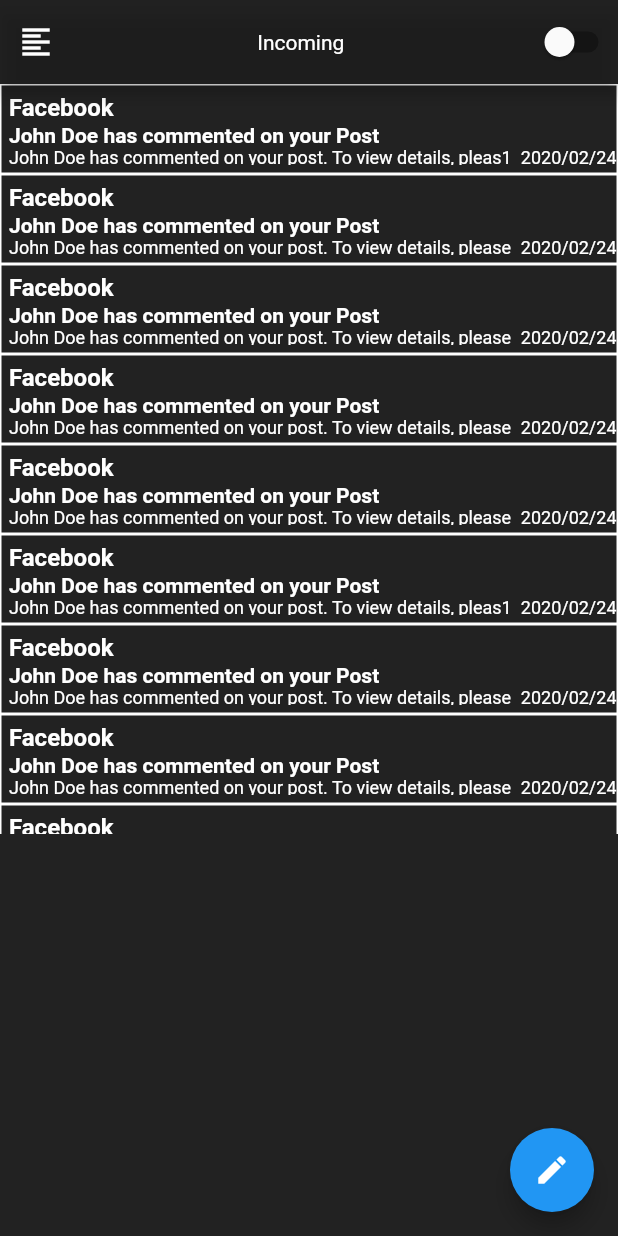
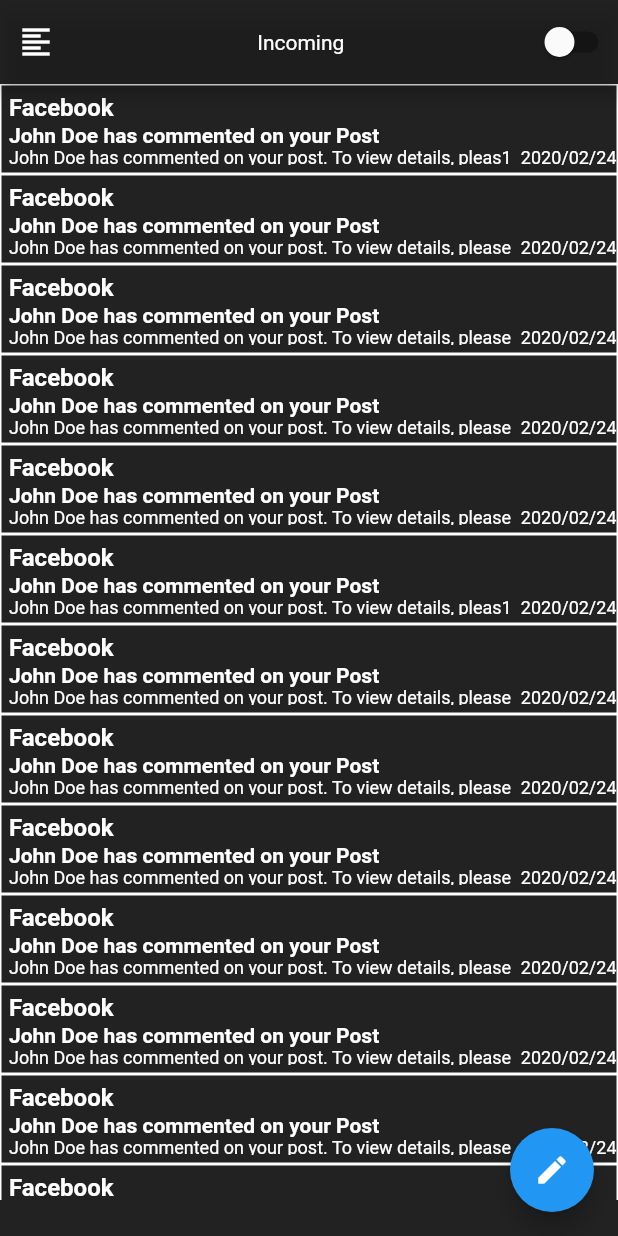
Before and after one commit to komnatadeveloper/mail_client_app, a Flutter app: the screen it shows after launch, on a phone screen of 412 x 824 dp. Run offline on Flutter 3.47's test engine with Material 2 defaults, Android fonts, the phone set to English and light mode, and no system bars.

Commit message:
Inbox Container now has a dynamic height. Additionally, MailItem is now in a dedicated file

```diff
--- a/lib/main.dart
+++ b/lib/main.dart
@@ -94,6 +94,24 @@ class _MyHomePageState extends State<MyHomePage> {
       emailTitle: 'John Doe has commented on your Post',
       emailBody: 'John Doe has commented on your post. To view details, please'
     ),
+    IncomingMailItem(
+      date: DateTime.now().subtract(Duration(hours: 7)),
+      senderName: 'Facebook',
+      emailTitle: 'John Doe has commented on your Post',
+      emailBody: 'John Doe has commented on your post. To view details, please'
+    ),
+    IncomingMailItem(
+      date: DateTime.now().subtract(Duration(hours: 7)),
+      senderName: 'Facebook',
+      emailTitle: 'John Doe has commented on your Post',
+      emailBody: 'John Doe has commented on your post. To view details, please'
+    ),
+    IncomingMailItem(
+      date: DateTime.now().subtract(Duration(hours: 7)),
+      senderName: 'Facebook',
+      emailTitle: 'John Doe has commented on your Post',
+      emailBody: 'John Doe has commented on your post. To view details, please'
+    ),
   ];
 
 
@@ -105,8 +123,7 @@ class _MyHomePageState extends State<MyHomePage> {
     // The Flutter framework has been optimized to make rerunning build methods
     // fast, so that you can just rebuild anything that needs updating rather
     // than having to individually change instances of widgets.
-    return Scaffold(
-      appBar: AppBar(
+    final varAppBar = AppBar(
         backgroundColor: Theme.of(context).backgroundColor,
         actions: <Widget> [
 
@@ -134,7 +151,11 @@ class _MyHomePageState extends State<MyHomePage> {
             ),
           ),
         ]
-      ),
+      );
+
+
+    return Scaffold(
+      appBar: varAppBar,
 
       body: Container(
         color: Theme.of(context).backgroundColor,
@@ -142,7 +163,7 @@ class _MyHomePageState extends State<MyHomePage> {
 
 
           children: <Widget>[
-            IncomingMails( _incomingMailList)
+            IncomingMails( _incomingMailList, varAppBar.preferredSize)
 
           ],
 
--- a/lib/widgets/incoming_mails.dart
+++ b/lib/widgets/incoming_mails.dart
@@ -1,18 +1,22 @@
 import 'package:flutter/material.dart';
 import 'package:intl/intl.dart';
 import 'package:mail_client_app/models/incoming_mail_Item.dart';
+import 'package:mail_client_app/widgets/mail_item.dart';
 
 class IncomingMails  extends StatelessWidget {
 
   final List<IncomingMailItem> incomingMailsList;
+  final Size appBarPreferredHeight;
 
-  IncomingMails(this.incomingMailsList);
+  IncomingMails(this.incomingMailsList, this.appBarPreferredHeight);
 
 
   @override
   Widget build(BuildContext context) {
+    return LayoutBuilder(
+      builder: (ctx, constraints) {
         return Container(
-      height: 500,
+          height: ( MediaQuery.of(context).size.height - appBarPreferredHeight.height - MediaQuery.of(context).padding.top - 24 ),
 
           child: ListView.builder(
             itemBuilder: ( ctx, index ) {
@@ -28,88 +32,7 @@ class IncomingMails  extends StatelessWidget {
                 ),
 
 
-            child: Column(
-              children: <Widget>[
-
-                // Email Sender Name
-                Container(
-                  alignment: Alignment(-1.0, -1.0),
-                  margin: EdgeInsets.only(
-                    top: 5,
-                    left: 5
-                  ),
-                  height: 20,
-                  child: Text(
-                    incomingMailsList[index].senderName ,
-                    style: TextStyle(
-                      fontSize: 16,
-                      fontWeight: FontWeight.bold,
-                      color: Theme.of(context).textTheme.headline1.color
-                    ),
-                  ),
-                ),
-
-
-                // Email Title
-                Container(
-                  alignment: Alignment(-1.0, -1.0),
-                  margin: EdgeInsets.only(
-                    left: 5
-                  ),
-                  child: Text(
-                    incomingMailsList[index].emailTitle,
-                    style: TextStyle(
-                      fontSize: 14,
-                      fontWeight: FontWeight.bold ,
-                      color: Theme.of(context).textTheme.headline1.color
-                    ),
-                  )
-                ),
-
-                // Email Body & Date
-                Container(
-                  alignment: Alignment(-1.0, -1.0),
-                  height: 12,
-                   margin: EdgeInsets.only(
-                    bottom: 5,
-                    left: 5
-                  ),
-
-                  child: Row(
-                    children: <Widget>[
-
-                      // Email Body
-                      Expanded(
-                        child:
-                        Text(
-                          incomingMailsList[index].emailBody,
-
-                          overflow: TextOverflow.clip,
-                          style: TextStyle(
-                            fontSize: 12,
-                            color: Theme.of(context).textTheme.headline1.color
-                          ),
-                        )
-                      ),
-
-                      Text(
-                        '  ${DateFormat('yyyy/MM/dd').format(incomingMailsList[index].date)}' ,
-                        style: TextStyle(
-                          fontSize: 12,
-                          color: Theme.of(context).textTheme.headline1.color
-                        ),
-                      ),
-
-                      // Container(
-                      //   width: 50,
-                      //   child: Text( 'AA' )
-                      // ),
-                    ],
-
-                  ),
-                ),
-              ],
-            )
+                child: MailItem( incomingMailsList[index] ),
 
 
               );
@@ -118,6 +41,9 @@ class IncomingMails  extends StatelessWidget {
           )
 
         );
+      }
+    );
+
   }
 }
 
--- /dev/null
+++ b/lib/widgets/mail_item.dart
@@ -0,0 +1,96 @@
+import 'package:flutter/material.dart';
+import 'package:mail_client_app/widgets/incoming_mails.dart';
+import 'package:intl/intl.dart';
+
+class MailItem extends StatelessWidget {
+
+  final   incomingMailsListItem;
+
+  MailItem( this.incomingMailsListItem );
+
+  @override
+  Widget build(BuildContext context) {
+    return Column(
+              children: <Widget>[
+
+                // Email Sender Name
+                Container(
+                  alignment: Alignment(-1.0, -1.0),
+                  margin: EdgeInsets.only(
+                    top: 5,
+                    left: 5
+                  ),
+                  height: 20,
+                  child: Text(
+                    incomingMailsListItem.senderName ,
+                    style: TextStyle(
+                      fontSize: 16,
+                      fontWeight: FontWeight.bold,
+                      color: Theme.of(context).textTheme.headline1.color
+                    ),
+                  ),
+                ),
+
+
+                // Email Title
+                Container(
+                  alignment: Alignment(-1.0, -1.0),
+                  margin: EdgeInsets.only(
+                    left: 5
+                  ),
+                  child: Text(
+                    incomingMailsListItem.emailTitle,
+                    style: TextStyle(
+                      fontSize: 14,
+                      fontWeight: FontWeight.bold ,
+                      color: Theme.of(context).textTheme.headline1.color
+                    ),
+                  )
+                ),
+
+                // Email Body & Date
+                Container(
+                  alignment: Alignment(-1.0, -1.0),
+                  height: 12,
+                   margin: EdgeInsets.only(
+                    bottom: 5,
+                    left: 5
+                  ),
+
+                  child: Row(
+                    children: <Widget>[
+
+                      // Email Body
+                      Expanded(
+                        child:
+                        Text(
+                          incomingMailsListItem.emailBody,
+
+                          overflow: TextOverflow.clip,
+                          style: TextStyle(
+                            fontSize: 12,
+                            color: Theme.of(context).textTheme.headline1.color
+                          ),
+                        )
+                      ),
+
+                      Text(
+                        '  ${DateFormat('yyyy/MM/dd').format(incomingMailsListItem.date)}' ,
+                        style: TextStyle(
+                          fontSize: 12,
+                          color: Theme.of(context).textTheme.headline1.color
+                        ),
+                      ),
+
+                      // Container(
+                      //   width: 50,
+                      //   child: Text( 'AA' )
+                      // ),
+                    ],
+
+                  ),
+                ),
+              ],
+            );
+  }
+}
```
Lines whose indentation alone changed are shown as unchanged.
